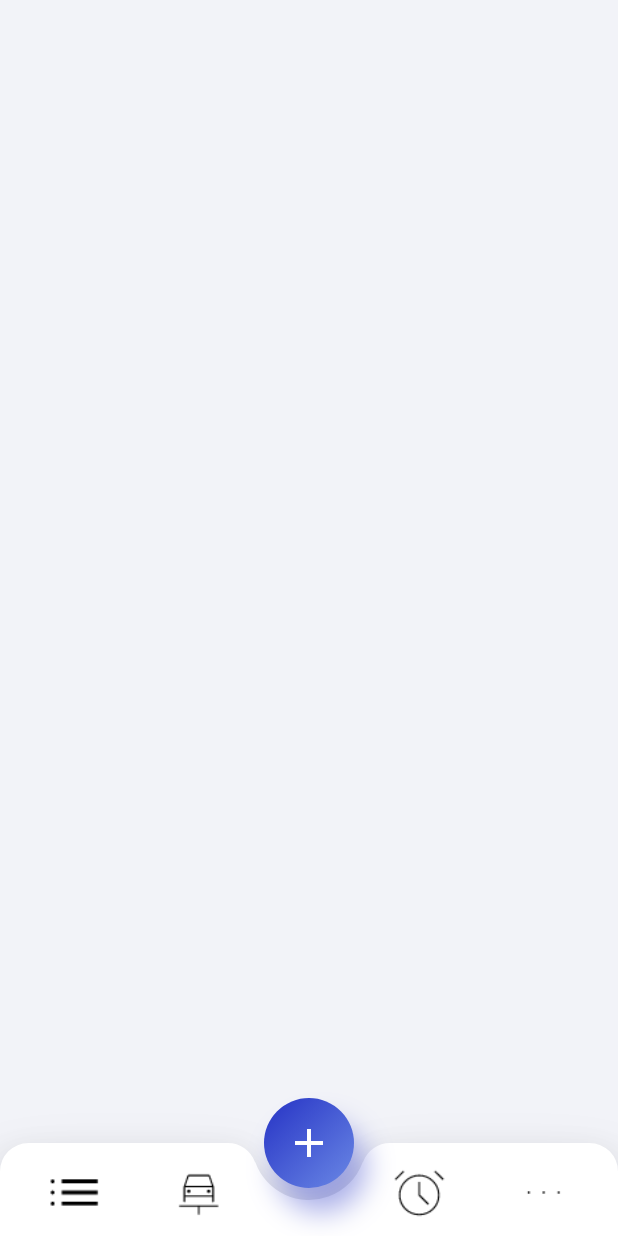
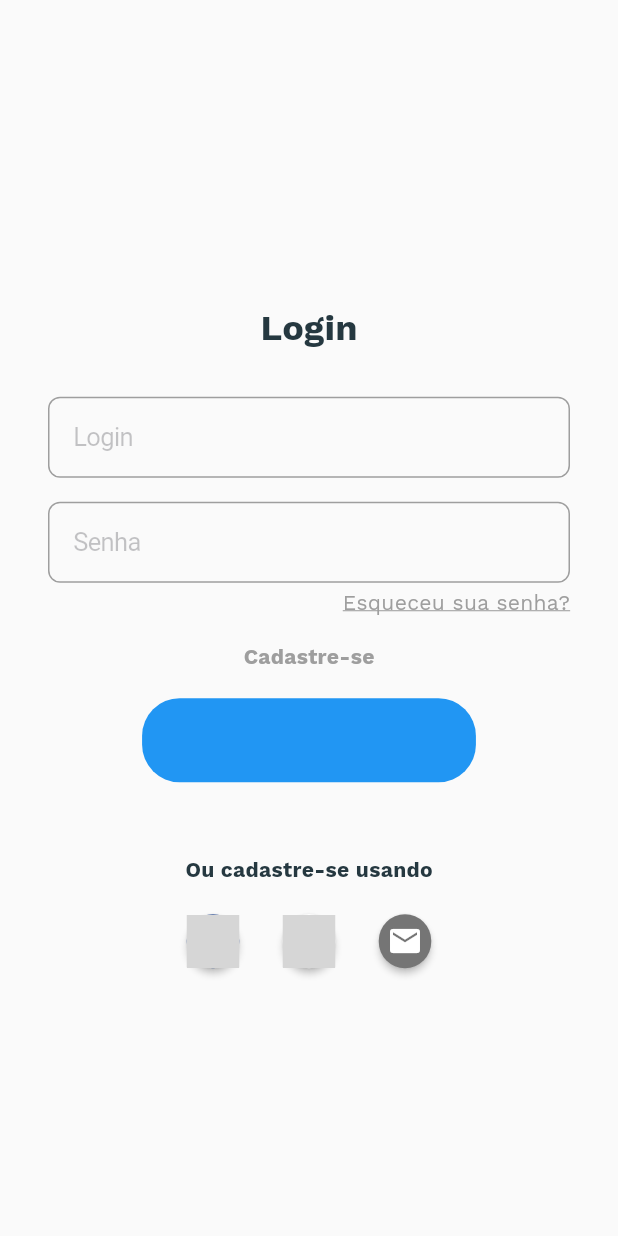
Before and after one commit to DanielRistoff/carro-na-mao-app, a Flutter app: the screen it shows after launch, on a phone screen of 412 x 824 dp. Run offline on Flutter 3.47's test engine with Material 2 defaults, Android fonts, the phone set to English and light mode, and no system bars; our stand-ins replace flutter_signin_button, flutter_svg, mask_text_input_formatter, mobx; grey boxes are pictures that could not be loaded.

Commit message:
add login

```diff
--- /dev/null
+++ b/lib/car_in_hand_app/ui_view/page_login.dart
@@ -0,0 +1,200 @@
+import 'package:flutter/cupertino.dart';
+import 'package:flutter/material.dart';
+import 'package:flutter_signin_button/button_list.dart';
+import 'package:flutter_signin_button/button_view.dart';
+
+class LoginPage extends StatefulWidget {
+  @override
+  _LoginPageState createState() => _LoginPageState();
+}
+
+class _LoginPageState extends State<LoginPage> {
+  final _formKey = GlobalKey<FormState>();
+  late String _username;
+  late String _password;
+  late String _icloudEmail;
+  bool _isLoading = false;
+
+  void _submitForm() {
+    if (_formKey.currentState!.validate()) {
+      _formKey.currentState!.save();
+
+      setState(() {
+        _isLoading = true;
+      });
+
+      // Lógica para validar as credenciais do usuário aqui.
+      Future.delayed(const Duration(seconds: 2)).then((_) {
+        // Neste exemplo, assumimos que as credenciais do usuário são válidas.
+        Navigator.pushReplacementNamed(context, '/home');
+      }).catchError((error) {
+        setState(() {
+          _isLoading = false;
+        });
+
+        showDialog(
+          context: context,
+          builder: (BuildContext context) {
+            return CupertinoAlertDialog(
+              title: const Text('Erro de login'),
+              content: const Text(
+                  'Credenciais inválidas. Por favor, tente novamente.'),
+              actions: [
+                CupertinoDialogAction(
+                  child: const Text('OK'),
+                  onPressed: () {
+                    Navigator.of(context).pop();
+                  },
+                )
+              ],
+            );
+          },
+        );
+      });
+    }
+  }
+
+  @override
+  Widget build(BuildContext context) {
+    return Scaffold(
+      body: SafeArea(
+          child: Center(
+        child: SingleChildScrollView(
+          child: Padding(
+            padding: const EdgeInsets.all(32.0),
+            child: Column(
+              mainAxisAlignment: MainAxisAlignment.center,
+              children: [
+                const SizedBox(height: 32.0),
+                const Text(
+                  'Login',
+                  style: TextStyle(
+                    fontSize: 24.0,
+                    fontWeight: FontWeight.bold,
+                  ),
+                ),
+                const SizedBox(height: 32.0),
+                Form(
+                  key: _formKey,
+                  child: Column(
+                    children: [
+                      CupertinoTextField(
+                        placeholder: 'Login',
+                        onChanged: (value) => _username = value,
+                        padding: const EdgeInsets.all(16.0),
+                        decoration: BoxDecoration(
+                          border: Border.all(color: Colors.grey),
+                          borderRadius: BorderRadius.circular(8.0),
+                        ),
+                      ),
+                      const SizedBox(height: 16.0),
+                      CupertinoTextField(
+                        placeholder: 'Senha',
+                        onChanged: (value) => _password = value,
+                        padding: const EdgeInsets.all(16.0),
+                        decoration: BoxDecoration(
+                          border: Border.all(color: Colors.grey),
+                          borderRadius: BorderRadius.circular(8.0),
+                        ),
+                        obscureText: true,
+                      ),
+                      const SizedBox(height: 5.0),
+                      Align(
+                        alignment: Alignment.centerRight,
+                        child: GestureDetector(
+                          onTap: () {
+                            // Navegue para a tela de redefinição de senha
+                            Navigator.pushNamed(context, '/reset-password');
+                          },
+                          child: const Text(
+                            'Esqueceu sua senha?',
+                            style: TextStyle(
+                              color: Colors.grey,
+                              decoration: TextDecoration.underline,
+                            ),
+                          ),
+                        ),
+                      ),
+                    ],
+                  ),
+                ),
+                const SizedBox(height: 20.0),
+                GestureDetector(
+                  onTap: () {
+                    // Navegue para a tela de redefinição de senha
+                    Navigator.pushNamed(context, '/reset-password');
+                  },
+                  child: const Text(
+                    'Cadastre-se',
+                    style: TextStyle(
+                      color: Colors.grey,
+                      fontWeight: FontWeight.bold,
+                    ),
+                  ),
+                ),
+                const SizedBox(height: 20.0),
+                _isLoading
+                    ? CupertinoActivityIndicator()
+                    : CupertinoButton(
+                        child: Text('Entrar'),
+                        onPressed: _submitForm,
+                        color: Colors.blue,
+                        borderRadius:
+                            const BorderRadius.all(Radius.circular(25.0)),
+                        padding: const EdgeInsets.symmetric(
+                            horizontal: 90.0, vertical: 18.0),
+                      ),
+                const SizedBox(height: 50.0),
+                const Text(
+                  'Ou cadastre-se usando',
+                  style: TextStyle(
+                    fontSize: 14.0,
+                    fontWeight: FontWeight.bold,
+                  ),
+                ),
+                const SizedBox(height: 16.0),
+                Row(
+                  mainAxisAlignment: MainAxisAlignment.center,
+                  children: [
+                    SignInButton(
+                      Buttons.Facebook,
+                      mini: true,
+                      onPressed: () {
+                        // Lógica para login com o Facebook aqui.
+                      },
+                      shape: RoundedRectangleBorder(
+                        borderRadius: BorderRadius.circular(20.0),
+                      ),
+                    ),
+                    const SizedBox(width: 16.0),
+                    SignInButton(
+                      Buttons.Apple,
+                      mini: true,
+                      onPressed: () {
+                        // Lógica para login com o iCloud aqui.
+                      },
+                      shape: RoundedRectangleBorder(
+                        borderRadius: BorderRadius.circular(20.0),
+                      ),
+                    ),
+                    const SizedBox(width: 16.0),
+                    SignInButton(
+                      Buttons.Email,
+                      mini: true,
+                      onPressed: () {
+                        // Lógica para login com o Google aqui.
+                      },
+                      shape: RoundedRectangleBorder(
+                        borderRadius: BorderRadius.circular(20.0),
+                      ),
+                    ),
+                  ],
+                ),
+              ],
+            ),
+          ),
+        ),
+      )),
+    );
+  }
+}
--- a/lib/main.dart
+++ b/lib/main.dart
@@ -2,6 +2,7 @@ import 'dart:io';
 import 'package:carronamao/app_theme.dart';
 import 'package:carronamao/car_in_hand_app/car_in_hand_app_home_screen.dart';
 import 'package:carronamao/car_in_hand_app/repository/sticky_repository.dart';
+import 'package:carronamao/car_in_hand_app/ui_view/page_login.dart';
 import 'package:flutter/material.dart';
 import 'package:flutter/services.dart';
 import 'package:flutter/foundation.dart' show kIsWeb;
@@ -47,7 +48,8 @@ class MyApp extends StatelessWidget {
         textTheme: AppTheme.textTheme,
         platform: TargetPlatform.iOS,
       ),
-      home: CarInHandAppHomeScreen(),
+      //home: CarInHandAppHomeScreen(),
+      home: LoginPage(),
     );
   }
 }
--- a/pubspec.yaml
+++ b/pubspec.yaml
@@ -47,6 +47,8 @@ dependencies:
   flutter_masked_text2: ^0.9.1
   flutter_masked_text: ^0.8.0
   mask_text_input_formatter: ^2.4.0
+  google_sign_in: ^6.1.0
+  flutter_signin_button: ^2.0.0
 
 dev_dependencies:
   flutter_test:
```
Also changed, not shown: lib/car_in_hand_app/api/person_information_api.dart (+23 -14 lines), lib/car_in_hand_app/ui_view/page_personal_information_view.dart (+11 -2 lines), lib/car_in_hand_app/utils/api_util.dart (+39 -0 lines), pubspec.lock.
